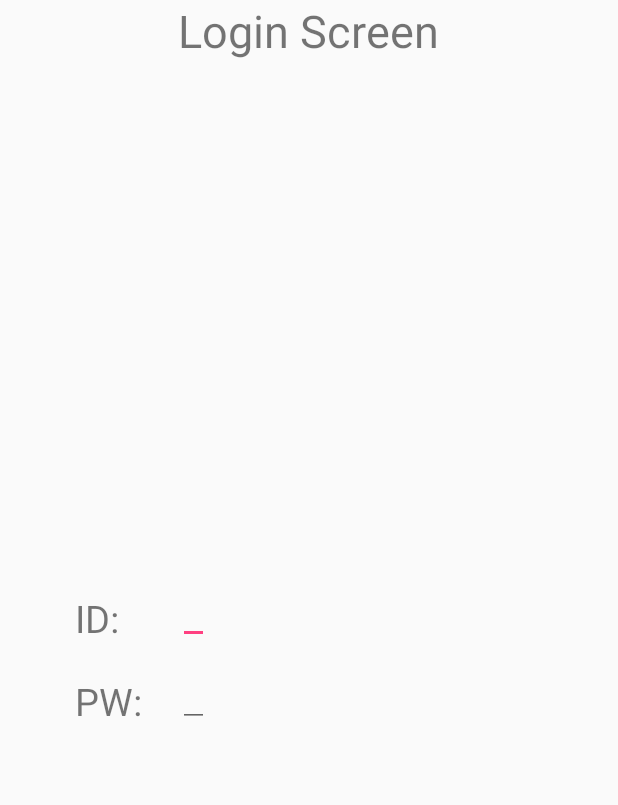
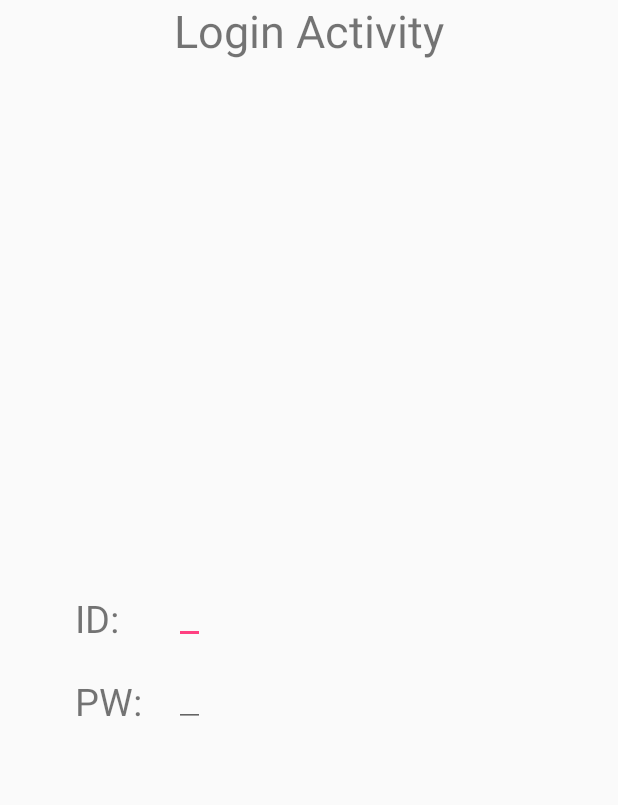
Before and after one commit to KyoungjunPark/SmartClass, an Android app: the screen it shows after launch (LoginActivity), on a phone screen of 412 x 824 dp. Shown: the top 805 px of the screen. Run offline under Robolectric (Android 15) with nearby library versions, the light colour scheme and no system bars.

Commit message:
modifyy Login Screen string

```diff
--- a/app/src/main/res/layout/activity_login.xml
+++ b/app/src/main/res/layout/activity_login.xml
@@ -15,7 +15,7 @@
         android:layout_height="wrap_content"
         android:layout_centerHorizontal="true"
         android:textSize="30sp"
-        android:text="Login Screen"
+        android:text="Login Activity"
         android:id="@+id/textView" />
 
     <TextView
```
